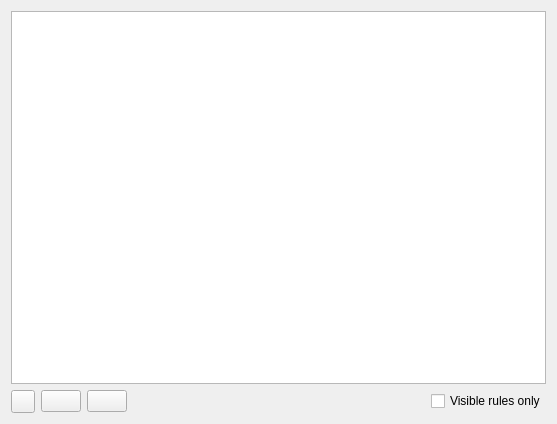
Before: the Qt Designer form src/ui/qgsvectortilebasicrendererwidget.ui in nextgis/nextgisqgis, drawn with Qt 5.
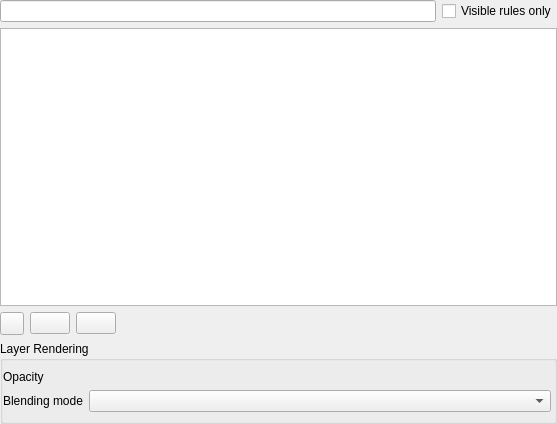
After: the same form once the commit is applied. Icons and pictures are not drawn. Custom widgets are drawn as their Qt base class.

```diff
--- a/src/ui/qgsvectortilebasicrendererwidget.ui
+++ b/src/ui/qgsvectortilebasicrendererwidget.ui
@@ -11,6 +11,38 @@
    </rect>
   </property>
   <layout class="QVBoxLayout" name="verticalLayout">
+   <property name="leftMargin">
+    <number>0</number>
+   </property>
+   <property name="topMargin">
+    <number>0</number>
+   </property>
+   <property name="rightMargin">
+    <number>0</number>
+   </property>
+   <property name="bottomMargin">
+    <number>0</number>
+   </property>
+   <item>
+    <layout class="QHBoxLayout" name="horizontalLayout_2">
+     <property name="bottomMargin">
+      <number>0</number>
+     </property>
+     <item>
+      <widget class="QgsFilterLineEdit" name="mFilterLineEdit"/>
+     </item>
+     <item>
+      <widget class="QCheckBox" name="mCheckVisibleOnly">
+       <property name="toolTip">
+        <string>Hides any rules which are invisible because they fall outside the current map canvas zoom level</string>
+       </property>
+       <property name="text">
+        <string>Visible rules only</string>
+       </property>
+      </widget>
+     </item>
+    </layout>
+   </item>
    <item>
     <widget class="QTreeView" name="viewStyles">
      <property name="acceptDrops">
@@ -100,20 +132,88 @@
        </property>
       </widget>
      </item>
-     <item>
-      <widget class="QCheckBox" name="mCheckVisibleOnly">
-       <property name="toolTip">
-        <string>Hides any rules which are invisible because they fall outside the current map canvas zoom level</string>
-       </property>
-       <property name="text">
-        <string>Visible rules only</string>
-       </property>
-      </widget>
-     </item>
     </layout>
    </item>
+   <item>
+    <widget class="QgsCollapsibleGroupBox" name="mActiveDatasetBlendingMode">
+     <property name="title">
+      <string>Layer Rendering</string>
+     </property>
+     <layout class="QGridLayout" name="gridLayout" columnstretch="0,1">
+      <property name="leftMargin">
+       <number>0</number>
+      </property>
+      <property name="rightMargin">
+       <number>3</number>
+      </property>
+      <item row="1" column="1">
+       <widget class="QgsBlendModeComboBox" name="mBlendModeComboBox">
+        <property name="minimumSize">
+         <size>
+          <width>0</width>
+          <height>0</height>
+         </size>
+        </property>
+       </widget>
+      </item>
+      <item row="1" column="0">
+       <widget class="QLabel" name="label">
+        <property name="text">
+         <string>Blending mode</string>
+        </property>
+       </widget>
+      </item>
+      <item row="0" column="0">
+       <widget class="QLabel" name="lblTransparency">
+        <property name="text">
+         <string>Opacity</string>
+        </property>
+       </widget>
+      </item>
+      <item row="0" column="1">
+       <widget class="QgsOpacityWidget" name="mOpacityWidget" native="true">
+        <property name="focusPolicy">
+         <enum>Qt::StrongFocus</enum>
+        </property>
+       </widget>
+      </item>
+     </layout>
+    </widget>
+   </item>
   </layout>
  </widget>
+ <customwidgets>
+  <customwidget>
+   <class>QgsCollapsibleGroupBox</class>
+   <extends>QGroupBox</extends>
+   <header>qgscollapsiblegroupbox.h</header>
+   <container>1</container>
+  </customwidget>
+  <customwidget>
+   <class>QgsFilterLineEdit</class>
+   <extends>QLineEdit</extends>
+   <header>qgsfilterlineedit.h</header>
+  </customwidget>
+  <customwidget>
+   <class>QgsBlendModeComboBox</class>
+   <extends>QComboBox</extends>
+   <header>qgsblendmodecombobox.h</header>
+  </customwidget>
+  <customwidget>
+   <class>QgsOpacityWidget</class>
+   <extends>QWidget</extends>
+   <header>qgsopacitywidget.h</header>
+   <container>1</container>
+  </customwidget>
+ </customwidgets>
+ <tabstops>
+  <tabstop>mFilterLineEdit</tabstop>
+  <tabstop>mCheckVisibleOnly</tabstop>
+  <tabstop>viewStyles</tabstop>
+  <tabstop>btnAddRule</tabstop>
+  <tabstop>btnRemoveRule</tabstop>
+  <tabstop>btnEditRule</tabstop>
+ </tabstops>
  <resources>
   <include location="../../images/images.qrc"/>
  </resources>
```
Left out of the diff: 1 changed line with no effect on the pictures.
